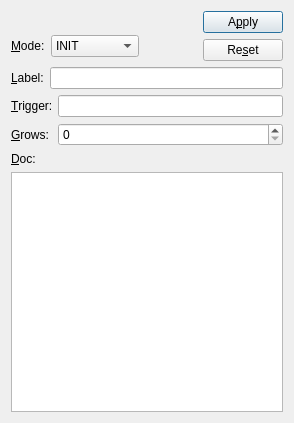
Above: ndtsconfigtool/ui/strategydlg.ui from jkotan/nexdatas.configtool before the change. Below: the same form after it.
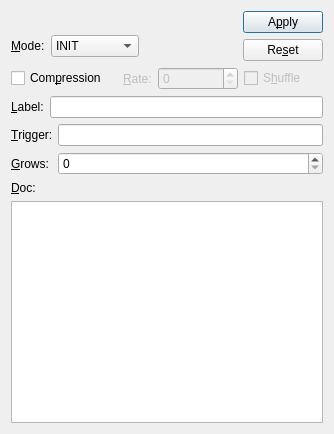
That is the form after the change.

Commit message: adding compression to strategy widget

Diff of the .ui file:
```diff
--- a/ndtsconfigtool/ui/strategydlg.ui
+++ b/ndtsconfigtool/ui/strategydlg.ui
@@ -6,8 +6,8 @@
    <rect>
     <x>0</x>
     <y>0</y>
-    <width>294</width>
-    <height>423</height>
+    <width>334</width>
+    <height>434</height>
    </rect>
   </property>
   <property name="minimumSize">
@@ -130,6 +130,59 @@
        </item>
       </layout>
      </item>
+     <item>
+      <layout class="QHBoxLayout" name="horizontalLayout_3">
+       <item>
+        <widget class="QCheckBox" name="compressionCheckBox">
+         <property name="text">
+          <string>Com&amp;pression   </string>
+         </property>
+        </widget>
+       </item>
+       <item>
+        <widget class="QLabel" name="rateLabel">
+         <property name="enabled">
+          <bool>false</bool>
+         </property>
+         <property name="sizePolicy">
+          <sizepolicy hsizetype="Maximum" vsizetype="Preferred">
+           <horstretch>0</horstretch>
+           <verstretch>0</verstretch>
+          </sizepolicy>
+         </property>
+         <property name="layoutDirection">
+          <enum>Qt::LeftToRight</enum>
+         </property>
+         <property name="text">
+          <string>&amp;Rate:</string>
+         </property>
+         <property name="buddy">
+          <cstring>rateSpinBox</cstring>
+         </property>
+        </widget>
+       </item>
+       <item>
+        <widget class="QSpinBox" name="rateSpinBox">
+         <property name="enabled">
+          <bool>false</bool>
+         </property>
+         <property name="maximum">
+          <number>9</number>
+         </property>
+        </widget>
+       </item>
+       <item>
+        <widget class="QCheckBox" name="shuffleCheckBox">
+         <property name="enabled">
+          <bool>false</bool>
+         </property>
+         <property name="text">
+          <string>S&amp;huffle</string>
+         </property>
+        </widget>
+       </item>
+      </layout>
+     </item>
      <item>
       <widget class="QFrame" name="postFrame">
        <property name="enabled">
```
Left out of the diff: 5 changed lines with no effect on the pictures. The commit also changes 2 other files.
